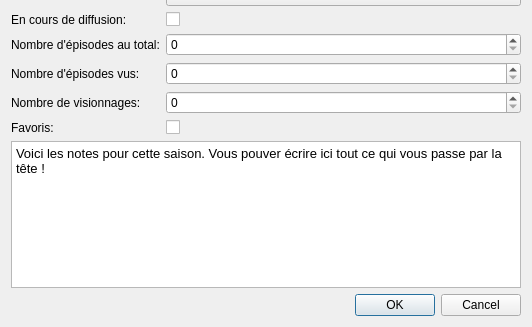
Qt form src/ui/dialogs/season.ui (seigneurfuo/MyAnimeManager3) before a commit; both pictures show x 0 to 532 and y 141 to 468 of the 532 by 468 pixel window.
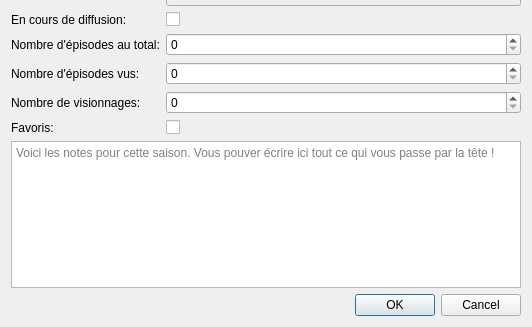
The same form after that commit. Icons and pictures are not drawn.

Commit message: Corrections pour améliorer la GUI.

What changed in the file:
```diff
--- a/src/ui/dialogs/season.ui
+++ b/src/ui/dialogs/season.ui
@@ -159,7 +159,10 @@
 &lt;html&gt;&lt;head&gt;&lt;meta name=&quot;qrichtext&quot; content=&quot;1&quot; /&gt;&lt;style type=&quot;text/css&quot;&gt;
 p, li { white-space: pre-wrap; }
 &lt;/style&gt;&lt;/head&gt;&lt;body style=&quot; font-family:'Cantarell'; font-size:10pt; font-weight:400; font-style:normal;&quot;&gt;
-&lt;p style=&quot; margin-top:0px; margin-bottom:0px; margin-left:0px; margin-right:0px; -qt-block-indent:0; text-indent:0px;&quot;&gt;&lt;span style=&quot; font-family:'Noto Sans';&quot;&gt;Voici les notes pour cette saison. Vous pouver écrire ici tout ce qui vous passe par la tête !&lt;/span&gt;&lt;/p&gt;&lt;/body&gt;&lt;/html&gt;</string>
+&lt;p style=&quot;-qt-paragraph-type:empty; margin-top:0px; margin-bottom:0px; margin-left:0px; margin-right:0px; -qt-block-indent:0; text-indent:0px;&quot;&gt;&lt;br /&gt;&lt;/p&gt;&lt;/body&gt;&lt;/html&gt;</string>
+       </property>
+       <property name="placeholderText">
+        <string>Voici les notes pour cette saison. Vous pouver écrire ici tout ce qui vous passe par la tête !</string>
        </property>
       </widget>
      </item>
```
The commit also changes 4 other files.
